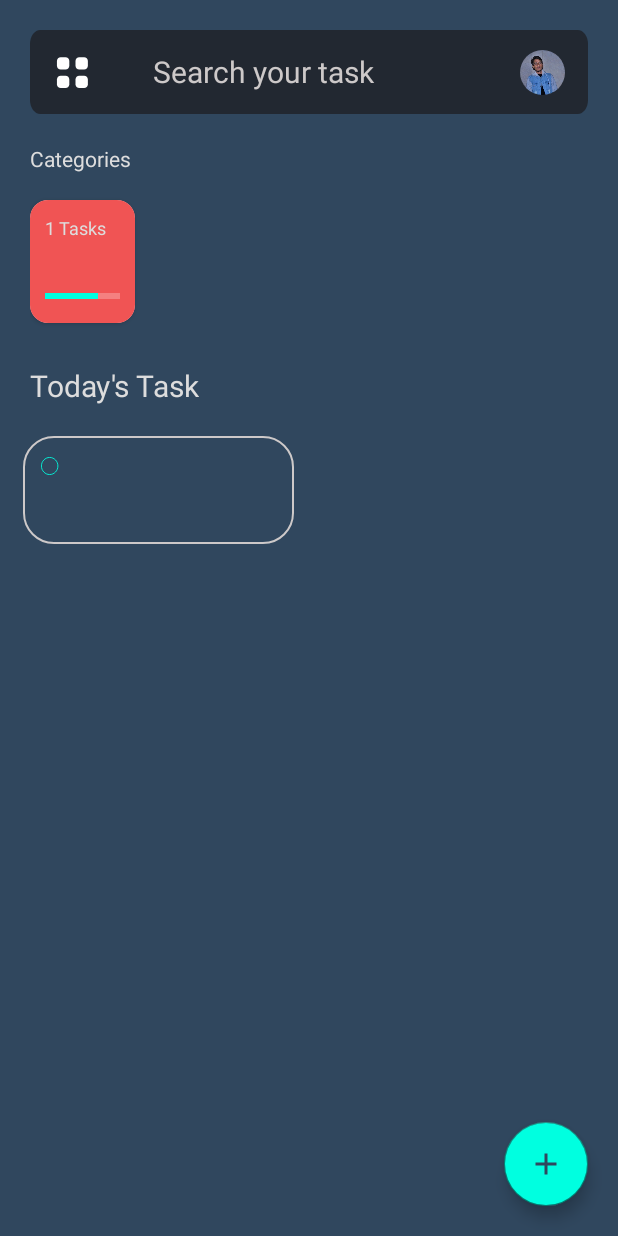
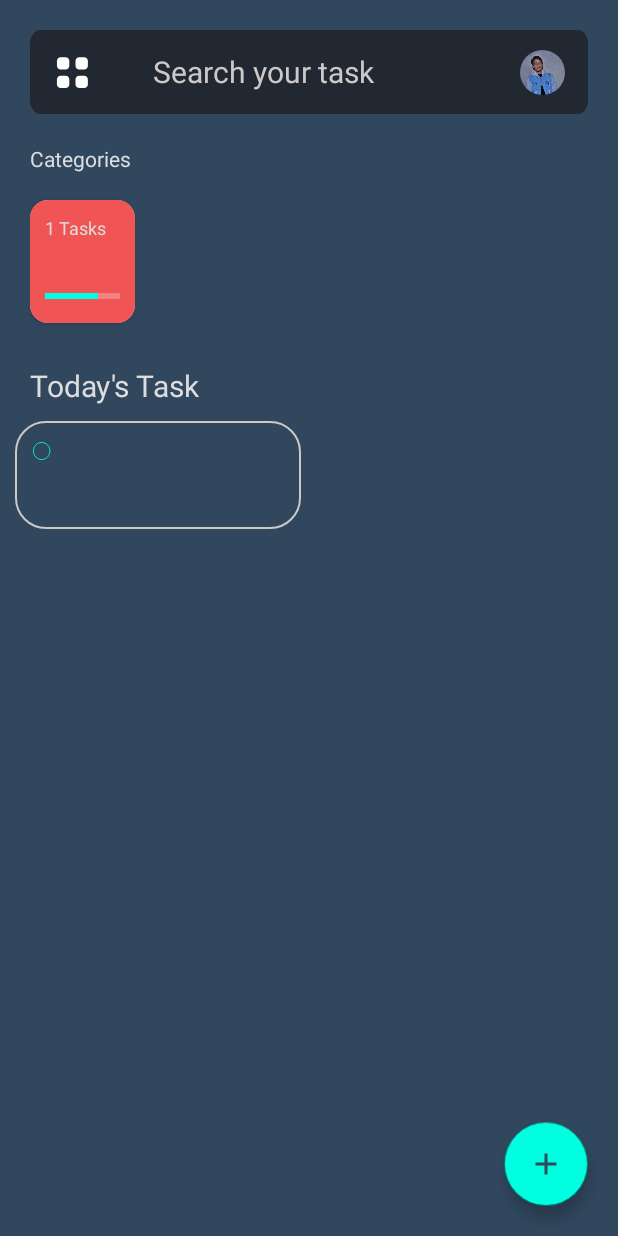
Before and after one commit to nishantsharma1115/TaskManager, an Android app: the MainActivity screen opened directly, with no data from a screen before it, on a phone screen of 412 x 824 dp. Run offline under Robolectric (Android 15) with nearby library versions, the phone set to English and light mode, and no system bars; our stand-ins replace CircleImageView, Dagger/Hilt's generated code, Room's generated code, data binding; libraries missing offline, so code that uses them is left out: androidx.hilt.lifecycle, nl.psdcompany.duonavigationdrawer; plain views replace DuoDrawerLayout, DuoMenuView; 7 statements that could not run were skipped.

Commit message:
Few Optimizations.

```diff
--- a/app/src/main/AndroidManifest.xml
+++ b/app/src/main/AndroidManifest.xml
@@ -10,10 +10,11 @@
         android:roundIcon="@mipmap/ic_launcher_round"
         android:supportsRtl="true"
         android:theme="@style/Theme.MyTasks">
-        <activity android:name=".ui.ArchieveTasksActivity"/>
+        <activity android:name=".ui.ArchieveTasksActivity" />
         <activity
             android:name=".ui.AddTaskActivity"
-            android:theme="@style/lightStatusBar" />
+            android:theme="@style/lightStatusBar"
+            android:windowSoftInputMode="adjustPan" />
         <activity
             android:name=".LoginActivity"
             android:windowSoftInputMode="stateVisible|adjustResize">
--- a/app/src/main/java/com/nishant/mytasks/adapters/EqualItemSpacingDecoration.kt
+++ b/app/src/main/java/com/nishant/mytasks/adapters/EqualItemSpacingDecoration.kt
@@ -4,7 +4,7 @@ import android.graphics.Rect
 import android.view.View
 import androidx.recyclerview.widget.RecyclerView
 
-class EqualItemSpacingDecoration(val space: Int) : RecyclerView.ItemDecoration() {
+class EqualItemSpacingDecoration(private val spacing: Int) : RecyclerView.ItemDecoration() {
     override fun getItemOffsets(
         outRect: Rect,
         view: View,
@@ -12,7 +12,12 @@ class EqualItemSpacingDecoration(val space: Int) : RecyclerView.ItemDecoration()
         state: RecyclerView.State
     ) {
         super.getItemOffsets(outRect, view, parent, state)
-        outRect.bottom = space
-        outRect.right = space
+        val position = parent.getChildAdapterPosition(view)
+        val column = position % 2
+        outRect.left = column * spacing / 2
+        outRect.right = spacing - (column + 1) * spacing / 2
+        if (position >= 2) {
+            outRect.top = spacing
+        }
     }
 }
--- a/app/src/main/res/layout/activity_add_task.xml
+++ b/app/src/main/res/layout/activity_add_task.xml
@@ -137,9 +137,10 @@
     <EditText
         android:id="@+id/edtTask"
         android:layout_width="0dp"
-        android:layout_height="wrap_content"
+        android:layout_height="0dp"
         android:layout_marginTop="10dp"
         android:layout_marginEnd="20dp"
+        android:layout_marginBottom="10dp"
         android:background="@color/light_blue"
         android:gravity="top|start"
         android:hint="Task"
@@ -148,6 +149,7 @@
         android:scrollbars="vertical"
         android:textColor="@color/white"
         android:textColorHint="@color/light_text"
+        app:layout_constraintBottom_toTopOf="@id/edited"
         app:layout_constraintEnd_toEndOf="parent"
         app:layout_constraintStart_toStartOf="@id/taskDayLayout"
         app:layout_constraintTop_toBottomOf="@id/edtTitle" />
--- a/app/src/main/res/layout/layout_home_page.xml
+++ b/app/src/main/res/layout/layout_home_page.xml
@@ -4,8 +4,16 @@
 
     <androidx.constraintlayout.widget.ConstraintLayout
         android:layout_width="match_parent"
+        android:layout_height="match_parent">
+
+        <androidx.core.widget.NestedScrollView
+            android:layout_width="match_parent"
             android:layout_height="match_parent"
             android:background="@color/light_blue">
+
+            <androidx.constraintlayout.widget.ConstraintLayout
+                android:layout_width="match_parent"
+                android:layout_height="match_parent">
 
                 <androidx.appcompat.widget.Toolbar
                     android:id="@+id/toolbar"
@@ -105,9 +113,9 @@
                     android:id="@+id/rvTodaysTask"
                     android:layout_width="0dp"
                     android:layout_height="wrap_content"
-            android:layout_marginStart="15dp"
-            android:layout_marginTop="20dp"
-            android:layout_marginEnd="15dp"
+                    android:layout_marginStart="10dp"
+                    android:layout_marginTop="10dp"
+                    android:layout_marginEnd="10dp"
                     android:visibility="gone"
                     app:layout_constraintEnd_toEndOf="parent"
                     app:layout_constraintStart_toStartOf="parent"
@@ -125,6 +133,9 @@
                     app:layout_constraintStart_toStartOf="parent"
                     app:layout_constraintTop_toBottomOf="@id/txtTodayTask" />
 
+            </androidx.constraintlayout.widget.ConstraintLayout>
+        </androidx.core.widget.NestedScrollView>
+
         <com.google.android.material.floatingactionbutton.FloatingActionButton
             android:id="@+id/btnAddTask"
             android:layout_width="wrap_content"
--- a/app/src/main/res/layout/single_category_layout.xml
+++ b/app/src/main/res/layout/single_category_layout.xml
@@ -39,6 +39,8 @@
                 android:layout_width="wrap_content"
                 android:layout_height="wrap_content"
                 android:layout_marginEnd="50dp"
+                android:ellipsize="end"
+                android:maxLength="12"
                 android:text="@{taskCountData.category}"
                 android:textColor="@color/white"
                 android:textSize="20sp"
--- a/app/src/main/res/layout/single_task_layout.xml
+++ b/app/src/main/res/layout/single_task_layout.xml
@@ -29,14 +29,18 @@
 
         <TextView
             android:id="@+id/noteCategory"
-            android:layout_width="wrap_content"
+            android:layout_width="0dp"
             android:layout_height="wrap_content"
             android:layout_margin="12dp"
+            android:ellipsize="end"
+            android:maxLines="1"
             android:text="@{TodayTask.category}"
+            android:textAlignment="viewEnd"
             android:textAllCaps="true"
             android:textColor="@color/button"
             android:textSize="12sp"
             app:layout_constraintEnd_toEndOf="parent"
+            app:layout_constraintStart_toEndOf="@id/taskStatus"
             app:layout_constraintTop_toTopOf="parent" />
 
         <TextView
```
Lines whose indentation alone changed are shown as unchanged.
